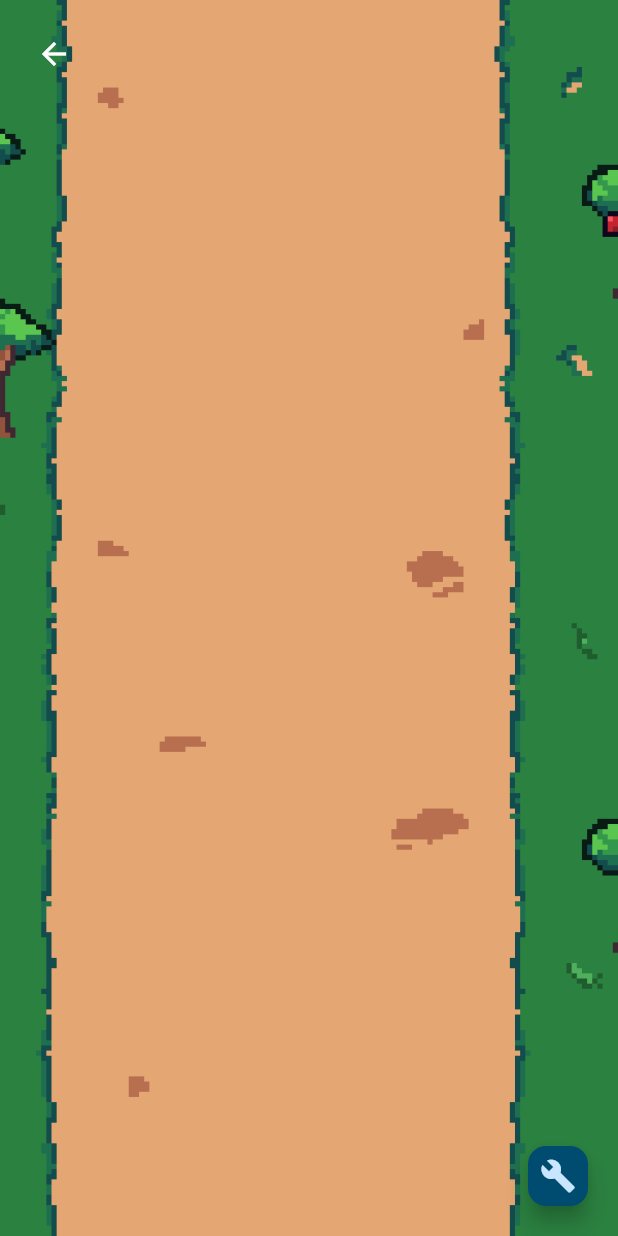
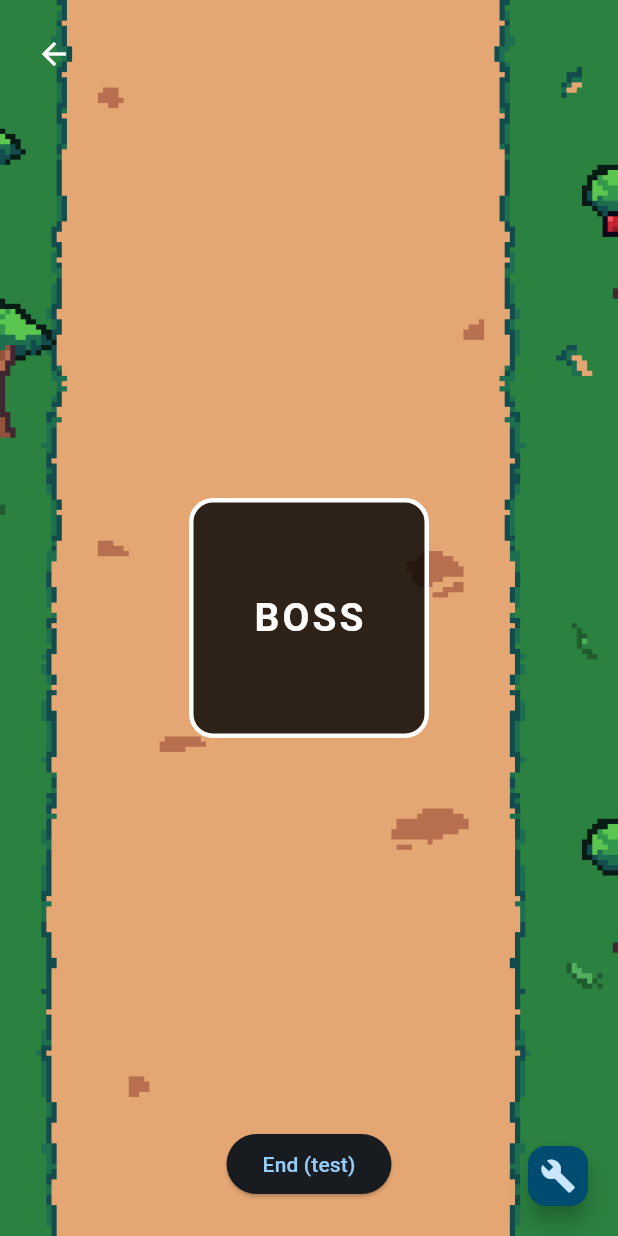
Before and after one commit to t1ww/camt-terminator, a Flutter app: the screen it shows after launch, after a tap on "Start", on a phone screen of 412 x 824 dp. Run offline on Flutter 3.47's test engine with Material 3 defaults, Android fonts, the light colour scheme and no system bars; Roboto replaces fonts that are missing (Orbitron).

Commit message:
game loop

```diff
--- a/project/camt_terminator/lib/cubit/game_cubit.dart
+++ b/project/camt_terminator/lib/cubit/game_cubit.dart
@@ -1 +1,136 @@
-// project\camt_terminator\lib\cubit\game_cubit.dart
+// lib/cubit/game_cubit.dart
+import 'dart:async';
+import 'package:flutter/material.dart';
+import '../ui/screens/gameover_screen.dart'; // <-- we’ll use this page
+
+class GameCubit {
+  GameCubit._();
+  static final GameCubit I = GameCubit._();
+
+  OverlayState? _overlay; // local overlay from CombatScreen
+  BuildContext? _hostContext; // BuildContext of CombatScreen
+  OverlayEntry? _bossOverlay;
+  OverlayEntry? _endBtnOverlay;
+  Timer? _timer;
+
+  GamePhase _phase = GamePhase.idle;
+  GamePhase get phase => _phase;
+
+  /// Start the loop with the *local* overlay of CombatScreen and its context.
+  void onEnterCombatWithOverlay(
+    OverlayState overlay,
+    BuildContext hostContext,
+  ) {
+    _overlay = overlay;
+    _hostContext = hostContext;
+    _clearAll();
+    _phase = GamePhase.bossSummoned;
+
+    _insertBossOverlay();
+    _insertEndButtonOverlay();
+  }
+
+  /// Clean everything (called on back/dispose, or restart).
+  void teardownIfAny() {
+    _clearAll();
+    _overlay = null;
+    _hostContext = null;
+    _phase = GamePhase.idle;
+  }
+
+  /* ---------------- internal helpers ---------------- */
+
+  void _clearAll() {
+    _timer?.cancel();
+    _timer = null;
+
+    _bossOverlay?.remove();
+    _bossOverlay = null;
+
+    _endBtnOverlay?.remove();
+    _endBtnOverlay = null;
+  }
+
+  void _insertBossOverlay() {
+    final overlay = _overlay;
+    if (overlay == null) return;
+
+    final entry = OverlayEntry(
+      builder: (_) => Positioned.fill(
+        child: IgnorePointer(
+          ignoring: true,
+          child: Center(
+            child: Container(
+              width: 160,
+              height: 160,
+              decoration: BoxDecoration(
+                color: const Color(0xCC000000),
+                borderRadius: BorderRadius.circular(16),
+                border: Border.all(color: Colors.white, width: 3),
+              ),
+              child: const Center(
+                child: Text(
+                  'BOSS',
+                  style: TextStyle(
+                    color: Colors.white,
+                    fontSize: 26,
+                    fontWeight: FontWeight.bold,
+                    letterSpacing: 2,
+                  ),
+                ),
+              ),
+            ),
+          ),
+        ),
+      ),
+    );
+
+    _bossOverlay = entry;
+    overlay.insert(entry);
+  }
+
+  void _insertEndButtonOverlay() {
+    final overlay = _overlay;
+    if (overlay == null) return;
+
+    final entry = OverlayEntry(
+      builder: (_) => Positioned(
+        bottom: 24,
+        left: 0,
+        right: 0,
+        child: IgnorePointer(
+          ignoring: false,
+          child: Center(
+            child: Material(
+              color: Colors.transparent,
+              child: ElevatedButton(
+                onPressed: _goToGameOver, // <-- navigate to game over
+                child: const Text('End (test)'),
+              ),
+            ),
+          ),
+        ),
+      ),
+    );
+
+    _endBtnOverlay = entry;
+    overlay.insert(entry);
+  }
+
+  void _goToGameOver() {
+    _phase = GamePhase.ended;
+
+    _clearAll();
+
+    final ctx = _hostContext;
+    if (ctx == null) return;
+
+    Navigator.of(ctx).pushReplacement(
+      MaterialPageRoute(
+        builder: (_) => const GameoverScreen(),
+      ),
+    );
+  }
+}
+
+enum GamePhase { idle, bossSummoned, ended }
--- a/project/camt_terminator/lib/ui/screens/combat_screen.dart
+++ b/project/camt_terminator/lib/ui/screens/combat_screen.dart
@@ -1,12 +1,43 @@
+// lib/ui/screens/combat_screen.dart
 import 'package:flutter/material.dart';
+import 'package:camt_terminator/cubit/game_cubit.dart';
 
-class CombatScreen extends StatelessWidget {
+class CombatScreen extends StatefulWidget {
   const CombatScreen({super.key});
+
+  @override
+  State<CombatScreen> createState() => _CombatScreenState();
+}
+
+class _CombatScreenState extends State<CombatScreen> {
+  final _overlayKey = GlobalKey<OverlayState>();
+
+  @override
+  void initState() {
+    super.initState();
+    WidgetsBinding.instance.addPostFrameCallback((_) {
+      final ov = _overlayKey.currentState;
+      if (ov != null) {
+        // pass overlay + this screen context
+        GameCubit.I.onEnterCombatWithOverlay(ov, context);
+      }
+    });
+  }
+
+  @override
+  void dispose() {
+    GameCubit.I.teardownIfAny(); // removes boss/button instantly
+    super.dispose();
+  }
 
   @override
   Widget build(BuildContext context) {
     return Scaffold(
-      body: Container(
+      body: Overlay(
+        key: _overlayKey,
+        initialEntries: [
+          OverlayEntry(
+            builder: (_) => Container(
               decoration: const BoxDecoration(
                 image: DecorationImage(
                   image: AssetImage('assets/images/combat_background2.png'),
@@ -26,6 +57,9 @@ class CombatScreen extends StatelessWidget {
                 ),
               ),
             ),
+          ),
+        ],
+      ),
     );
   }
 }
```
Also changed, not shown: project/camt_terminator/lib/ui/screens/gameover_screen.dart (+73 -2 lines). Lines whose indentation alone changed are shown as unchanged.
